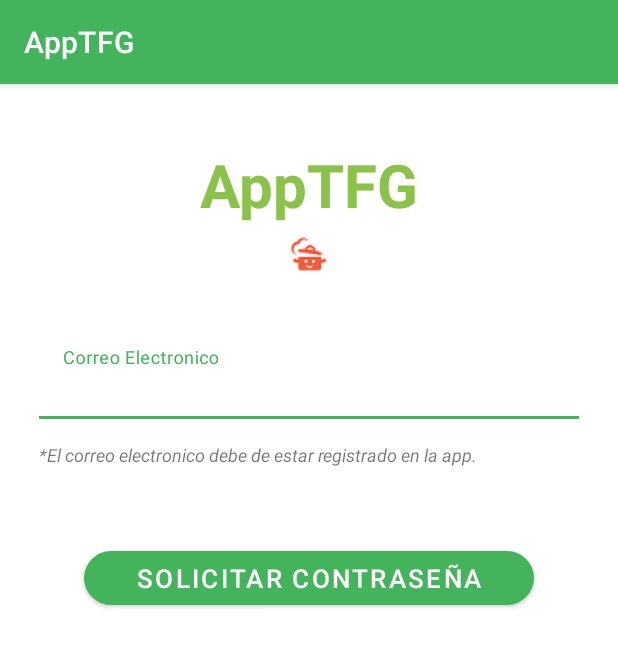
After one commit to willifog/TFG_DAM, an Android app: the ResetPasswordActivity screen opened directly, with no data from a screen before it, on a phone screen of 412 x 824 dp. The commit adds this screen. Shown: the top 647 px of the screen. Run offline under Robolectric (Android 15) with nearby library versions, the phone set to English and light mode, and no system bars; our stand-ins replace Firebase (no records; nobody signed in at launch, a user with empty details on screens opened directly).

Commit message:
recuperacion de contraseña

```diff
--- a/app/src/main/AndroidManifest.xml
+++ b/app/src/main/AndroidManifest.xml
@@ -14,6 +14,9 @@
         android:label="@string/app_name"
         android:supportsRtl="true"
         android:theme="@style/Theme.MisTareas">
+        <activity
+            android:name=".activities.ResetPasswordActivity"
+            android:exported="false" />
         <activity
             android:name=".activities.FiltersActivity"
             android:exported="false" />
--- a/app/src/main/java/com/example/mistareas/activities/LoginActivity.java
+++ b/app/src/main/java/com/example/mistareas/activities/LoginActivity.java
@@ -1,5 +1,6 @@
 package com.example.mistareas.activities;
 
+import androidx.activity.result.contract.ActivityResultContracts;
 import androidx.annotation.NonNull;
 import androidx.appcompat.app.AppCompatActivity;
 
@@ -30,6 +31,7 @@ public class LoginActivity extends AppCompatActivity {
     TextInputEditText mTextInputEmail;
     TextInputEditText mTextInputPassword;
     Button mButtonLogin;
+    TextView mButtonResetPass;
 
     AuthProvider  mAuthProvider;
     UsersProvider mUsersProvider;
@@ -49,8 +51,11 @@ public class LoginActivity extends AppCompatActivity {
         mTextInputEmail = findViewById(R.id.cajaUser);
         mTextInputPassword = findViewById(R.id.cajaPass);
         mButtonLogin = findViewById(R.id.botonLogin);
+        mButtonResetPass =  findViewById(R.id.botonReset);
 
         mAuthProvider = new AuthProvider();
+
+
 
         mDialog = new SpotsDialog.Builder() //Inicializamos en mensaje de espera
                 .setContext(this)
@@ -65,7 +70,15 @@ public class LoginActivity extends AppCompatActivity {
             }
         });
 
-     }
+
+        //Escuchador recuperar contraseña
+ /*       mButtonResetPass.setOnClickListener(new View.OnClickListener() {
+            @Override
+            public void onClick(View view) {
+                startActivity(new Intent(LoginActivity.this, ResetPasswordActivity.class));
+            }
+        });
+*/     }
 
 
      //Dejamos la sesion iniciada (accederia sin tener que logearse)
@@ -82,6 +95,11 @@ public class LoginActivity extends AppCompatActivity {
     //Cambio activity Registro
     public void crearCuenta(View view){
         Intent intent = new Intent(this, RegisterActivity.class);
+        startActivity(intent);
+    }
+
+    public void resetPass(View view){
+        Intent intent = new Intent(this, ResetPasswordActivity.class);
         startActivity(intent);
     }
 
--- /dev/null
+++ b/app/src/main/java/com/example/mistareas/activities/ResetPasswordActivity.java
@@ -0,0 +1,83 @@
+package com.example.mistareas.activities;
+
+import androidx.annotation.NonNull;
+import androidx.appcompat.app.AppCompatActivity;
+
+import android.content.Intent;
+import android.os.Bundle;
+import android.view.View;
+import android.widget.Button;
+import android.widget.EditText;
+import android.widget.ProgressBar;
+import android.widget.Toast;
+
+import com.example.mistareas.R;
+import com.example.mistareas.providers.AuthProvider;
+import com.google.android.gms.tasks.OnCompleteListener;
+import com.google.android.gms.tasks.Task;
+import com.google.android.material.textfield.TextInputEditText;
+import com.google.firebase.auth.FirebaseAuth;
+
+import java.util.regex.Matcher;
+import java.util.regex.Pattern;
+
+public class ResetPasswordActivity extends AppCompatActivity {
+
+    private TextInputEditText mTextInputEmail;
+    private Button mButtonReset;
+
+    private FirebaseAuth mAuth;
+
+    private String email = "";
+
+    @Override
+    protected void onCreate(Bundle savedInstanceState) {
+        super.onCreate(savedInstanceState);
+        setContentView(R.layout.activity_reset_password);
+
+        mAuth = FirebaseAuth.getInstance();
+        mTextInputEmail = findViewById(R.id.cajaEmailReset);
+        mButtonReset = findViewById(R.id.botonReset);
+
+
+
+        mButtonReset.setOnClickListener(new View.OnClickListener() {
+            @Override
+            public void onClick(View view) {
+
+                String email = mTextInputEmail.getText().toString().trim();
+
+                if(!email.isEmpty()){
+                    resetPassword();
+                }else{
+                    Toast.makeText(ResetPasswordActivity.this, "Error al introducir el email", Toast.LENGTH_SHORT).show();
+                }
+
+            }
+        });
+    }
+
+    /**
+     * Metodo que solicita a firebase un cambio de contraseña.
+     *
+     * si todo funciona corectamente enviará un enlace al correo electronico indicado
+     * para establecer una nueva contraseña
+     */
+    public void resetPassword(){
+        String emailAddres = mTextInputEmail.getText().toString().trim();
+        mAuth.sendPasswordResetEmail(emailAddres).addOnCompleteListener(new OnCompleteListener<Void>() {
+            @Override
+            public void onComplete(@NonNull Task<Void> task) {
+
+                if (task.isSuccessful()){
+                    Toast.makeText(ResetPasswordActivity.this, "Se ha enviado un correo para reestablecer su contraseña", Toast.LENGTH_SHORT).show();
+                    Intent intent = new Intent(ResetPasswordActivity.this, LoginActivity.class);
+                    startActivity(intent);
+                    finish();
+                }else{
+                    Toast.makeText(ResetPasswordActivity.this, "No se pudo reestablecer la contraseña", Toast.LENGTH_SHORT).show();
+                }
+            }
+        });
+    }
+}
--- a/app/src/main/res/layout/activity_login.xml
+++ b/app/src/main/res/layout/activity_login.xml
@@ -126,6 +126,16 @@
         app:rippleColor="@color/white"
         app:strokeColor="@color/verdeClaro" />
 
+    <TextView
+        android:id="@+id/ResetPass"
+        android:onClick="resetPass"
+        style="@style/etiquetas"
+        android:layout_alignParentBottom="true"
+        android:layout_marginBottom="15dp"
+        android:text="He olvidado mi contraseña"
+        android:textColor="@color/white"
+        android:textSize="16dp" />
+
 
 
 </RelativeLayout>
--- /dev/null
+++ b/app/src/main/res/layout/activity_reset_password.xml
@@ -0,0 +1,87 @@
+<?xml version="1.0" encoding="utf-8"?>
+<RelativeLayout xmlns:android="http://schemas.android.com/apk/res/android"
+    xmlns:app="http://schemas.android.com/apk/res-auto"
+    xmlns:tools="http://schemas.android.com/tools"
+    android:layout_width="match_parent"
+    android:layout_height="match_parent"
+    tools:context=".activities.ResetPasswordActivity">
+
+
+
+    <TextView
+        android:id="@+id/titulo"
+        style="@style/etiquetas"
+        android:layout_alignParentTop="true"
+        android:layout_marginTop="40dp"
+        android:text="@string/apptareas"
+        android:textSize="40dp"
+        android:textColor="@color/verdeClaro"
+        />
+
+    <TextView
+        android:id="@+id/subtitulo"
+        style="@style/etiquetas"
+        android:layout_width="41dp"
+        android:layout_height="36dp"
+        android:layout_below="@id/titulo"
+        android:layout_marginTop="5dp"
+        android:drawableTop="@mipmap/icono_app_40"
+        android:text="@string/registro" />
+
+    <LinearLayout
+        android:id="@+id/linearLayout"
+        android:layout_width="match_parent"
+        android:layout_height="wrap_content"
+        android:layout_below="@+id/subtitulo"
+        android:layout_marginLeft="16dp"
+        android:layout_marginTop="20dp"
+        android:layout_marginRight="16dp"
+        android:background="@android:color/white"
+        android:orientation="vertical"
+        android:padding="10dp">
+
+
+        <!-- Correo Electronico -->
+        <com.google.android.material.textfield.TextInputLayout
+            android:layout_width="match_parent"
+            android:layout_height="wrap_content">
+
+            <com.google.android.material.textfield.TextInputEditText
+                android:id="@+id/cajaEmailReset"
+                android:layout_width="match_parent"
+                android:layout_height="wrap_content"
+                android:layout_marginBottom="0dp"
+                android:background="@android:color/white"
+                android:hint="@string/correo_electronico"
+                android:textColor="@color/design_default_color_primary"
+                android:textSize="17sp"
+                android:inputType="textEmailAddress">
+            </com.google.android.material.textfield.TextInputEditText>
+        </com.google.android.material.textfield.TextInputLayout>
+
+        <TextView
+            android:layout_width="wrap_content"
+            android:layout_height="wrap_content"
+            android:text="*El correo electronico debe de estar registrado en la app."
+            android:textSize="12dp"
+            android:layout_marginTop="15dp"
+            android:textStyle="italic"/>
+
+    </LinearLayout>
+
+
+    <com.google.android.material.button.MaterialButton
+        android:id="@+id/botonReset"
+        android:layout_width="300dp"
+        android:layout_height="wrap_content"
+        android:layout_below="@+id/linearLayout"
+        android:layout_centerHorizontal="true"
+        android:layout_marginLeft="16dp"
+        android:layout_marginTop="40dp"
+        android:layout_marginRight="16dp"
+        android:text="Solicitar Contraseña"
+        android:textSize="17sp"
+        app:cornerRadius="25dp"
+        app:rippleColor="@color/white" />
+
+</RelativeLayout>
```
Also changed, not shown: 66 other files.
